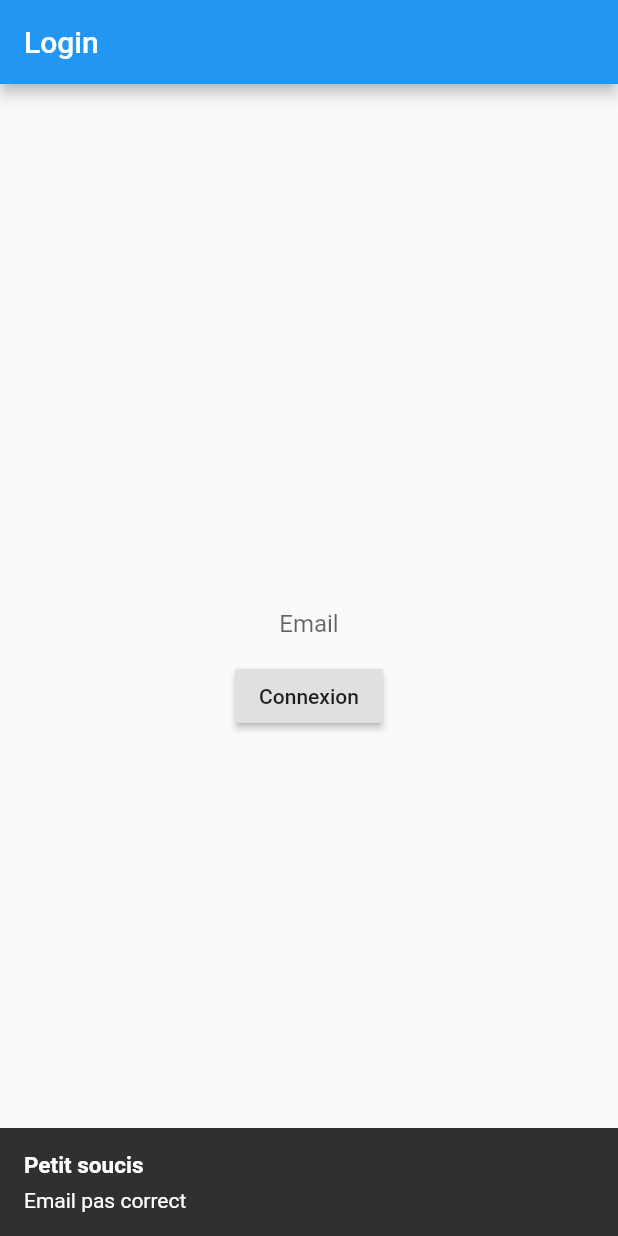
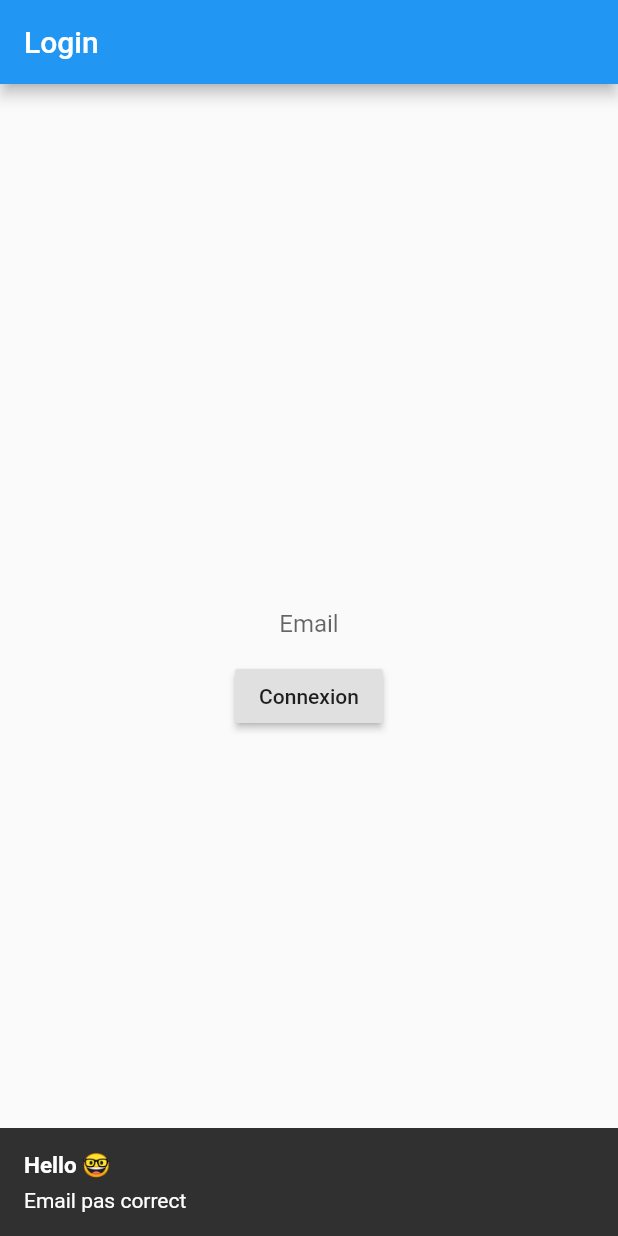
Before and after one commit to yelkamel/layou_authentification, a Flutter app: the screen it shows after launch, after a tap on "Connexion", on a phone screen of 412 x 824 dp. Run offline on Flutter 3.47's test engine with Material 2 defaults, Android fonts, the phone set to English and light mode, and no system bars; our stand-ins replace equatable, flushbar, flutter_bloc, flutter_hooks, get_it, shared_preferences; missing offline and left inert: amazon_cognito_identity_dart_2.

```diff
--- a/lib/bloc/index.dart
+++ b/lib/bloc/index.dart
@@ -43,7 +43,8 @@ class EntranceBloc extends Bloc<EntranceEvent, EntranceState> {
   }
 
   Stream<EntranceState> mapLoginToState(LoggedIn event) async* {
-    yield EntranceEnd(email: event.email);
+    userCongitoEmail = event.email;
+    yield EntranceEnd();
   }
 
   Stream<EntranceState> mapLogOutToState() async* {
--- a/lib/bloc/state.dart
+++ b/lib/bloc/state.dart
@@ -9,8 +9,4 @@ class EntranceInitial extends EntranceState {}
 
 class LoginStep extends EntranceState {}
 
-class EntranceEnd extends EntranceState {
-  final String email;
-
-  EntranceEnd({this.email});
-}
+class EntranceEnd extends EntranceState {}
--- a/lib/controller/entrance_controller.dart
+++ /dev/null
@@ -1,9 +0,0 @@
-import 'package:auth/bloc/index.dart';
-import 'package:flutter/material.dart';
-import 'package:flutter_bloc/flutter_bloc.dart';
-
-class EntranceController {
-  static getUserEmail(BuildContext context) {
-    return Text(BlocProvider.of<EntranceBloc>(context).userCongitoEmail);
-  }
-}
--- a/lib/end.dart
+++ b/lib/end.dart
@@ -1,7 +1,8 @@
-import 'package:auth/button/logout_button.dart';
 import 'package:flutter/material.dart';
+import 'package:flutter_bloc/flutter_bloc.dart';
 
-import 'controller/entrance_controller.dart';
+import 'bloc/index.dart';
+import 'widget/logout_button.dart';
 
 class TunnelEnd extends StatelessWidget {
   final String userEmail;
@@ -11,10 +12,13 @@ class TunnelEnd extends StatelessWidget {
   Widget build(BuildContext context) {
     return Scaffold(
       appBar: AppBar(
-        title: EntranceController.getUserEmail(context),
+        title: Text(BlocProvider.of<EntranceBloc>(context).userCongitoEmail),
         actions: <Widget>[LogoutButton()],
       ),
       backgroundColor: Colors.amber,
+      body: Center(
+        child: Text('Utilisateur connecté 😃'),
+      ),
     );
   }
 }
--- a/lib/main.dart
+++ b/lib/main.dart
@@ -1,12 +1,24 @@
 import 'package:auth/start.dart';
 import 'package:auth/services/locator.dart';
 import 'package:flutter/material.dart';
+import 'package:flutter/services.dart';
 import 'package:flutter_bloc/flutter_bloc.dart';
 
 import 'bloc/deleguate.dart';
 
 void main() {
   WidgetsFlutterBinding.ensureInitialized();
+
+  // Blocker l'orientation vertical
+  SystemChrome.setPreferredOrientations(
+      [DeviceOrientation.portraitUp, DeviceOrientation.portraitDown]);
+
+  // Navigation color change
+  SystemChrome.setSystemUIOverlayStyle(SystemUiOverlayStyle(
+    systemNavigationBarColor: Colors.deepOrange,
+    systemNavigationBarIconBrightness: Brightness.light,
+  ));
+
   setupLocator();
   BlocSupervisor.delegate = EntranceDelegate();
   runApp(MyApp());
--- a/lib/utils/validation.dart
+++ b/lib/services/regex.dart
@@ -1,10 +1,11 @@
-class StringValidator {
+class Regex {
   static bool isEmailValide(String email) {
     if (email.length < 5) {
       return false;
     }
-    final re = RegExp(r'^[a-zA-Z0-9]+$');
-    return !re.hasMatch(email);
+    final re = RegExp(
+        r'^(([^<>()\[\]\\.,;:\s@"]+(\.[^<>()\[\]\\.,;:\s@"]+)*)|(".+"))@((\[[0-9]{1,3}\.[0-9]{1,3}\.[0-9]{1,3}\.[0-9]{1,3}])|(([a-zA-Z\-0-9]+\.)+[a-zA-Z]{2,}))$');
+    return re.hasMatch(email);
   }
 }
 
--- a/lib/start.dart
+++ b/lib/start.dart
@@ -26,7 +26,6 @@ class TunnelStart extends StatelessWidget {
             if (state is LoginStep) {
               return ChangeNotifierProvider<LoginModel>(
                 create: (_) => LoginModel(onSuccess: (String email) {
-                  print("email $email");
                   BlocProvider.of<EntranceBloc>(context).add(
                     LoggedIn(email: email),
                   );
@@ -35,7 +34,7 @@ class TunnelStart extends StatelessWidget {
               );
             }
             if (state is EntranceEnd) {
-              return TunnelEnd(userEmail: state.email);
+              return TunnelEnd();
             }
             return Splashscreen();
           },
--- a/lib/subapp/login/model.dart
+++ b/lib/subapp/login/model.dart
@@ -1,5 +1,5 @@
 import 'package:auth/services/auth.dart';
-import 'package:auth/utils/validation.dart';
+import 'package:auth/services/regex.dart';
 import 'package:flutter/material.dart';
 import 'package:get_it/get_it.dart';
 
@@ -14,6 +14,7 @@ enum LoginState {
 enum LoginError {
   InvalidCode,
   InvalidFormatEmail,
+  EmailHasBeenSend,
   None,
 }
 
@@ -22,7 +23,7 @@ class LoginModel with ChangeNotifier {
   String email;
   LoginState state = LoginState.Init;
   LoginError error = LoginError.None;
-
+  String lastEmail = '';
   TextEditingController controller = TextEditingController();
 
   final Auth service = locator.get<Auth>();
@@ -46,17 +47,27 @@ class LoginModel with ChangeNotifier {
 
   void submitEmail() async {
     error = LoginError.None;
+    email = controller.text.trim();
 
-    if (!StringValidator.isEmailValide(controller.text)) {
+    if (!Regex.isEmailValide(email)) {
       error = LoginError.InvalidFormatEmail;
       notifyListeners();
       listenerForRetry();
       return;
     }
 
-    email = controller.text.trim();
     state = LoginState.Loading;
     notifyListeners();
+
+    // si un code a déjà était envoyer à l'addresse email
+    if (email == lastEmail) {
+      state = LoginState.NeedCode;
+      error = LoginError.EmailHasBeenSend;
+      controller.clear();
+
+      notifyListeners();
+      return;
+    }
 
     bool isSignUp = await service.signUp(email);
 
@@ -68,6 +79,7 @@ class LoginModel with ChangeNotifier {
     final bool needCode = await service.askCode(email);
 
     if (needCode) {
+      lastEmail = email;
       state = LoginState.NeedCode;
       controller.clear();
     }
--- a/lib/subapp/login/utils/error_message.dart
+++ b/lib/subapp/login/utils/error_message.dart
@@ -3,6 +3,8 @@ import '../model.dart';
 class ErrorMessage {
   static String loginError(LoginError error) {
     switch (error) {
+      case LoginError.EmailHasBeenSend:
+        return 'Email a été envoyer via bonjour@evolum.co';
       case LoginError.InvalidCode:
         return 'Code invalide';
       default:
--- a/lib/subapp/login/widget/login_hook.dart
+++ b/lib/subapp/login/widget/login_hook.dart
@@ -17,7 +17,7 @@ class LoginHook extends HookWidget {
   void createSnackBar(BuildContext context, String message) {
     Flushbar(
       duration: Duration(seconds: 3),
-      title: 'Petit soucis',
+      title: 'Hello 🤓',
       message: message,
       flushbarStyle: FlushbarStyle.GROUNDED,
     )..show(context);
@@ -28,7 +28,6 @@ class LoginHook extends HookWidget {
     // POUR LES SIDES EFFECT ! 😉
     useEffect(
       () {
-        print('model.error ${model.error}');
         if (model.error != LoginError.None) {
           scheduleMicrotask(() {
             createSnackBar(context, ErrorMessage.loginError(model.error));
--- a/lib/subapp/splashscreen/splashscreen.dart
+++ b/lib/subapp/splashscreen/splashscreen.dart
@@ -2,13 +2,8 @@ import 'package:flutter/material.dart';
 
 class Splashscreen extends StatelessWidget {
   Widget build(BuildContext context) {
-    return Scaffold(
-      appBar: AppBar(
-        title: Text('Splashscreen'),
-      ),
-      body: Center(
-        child: Placeholder(),
-      ),
+    return Center(
+      child: CircularProgressIndicator(),
     );
   }
 }
--- a/lib/button/logout_button.dart
+++ b/lib/widget/logout_button.dart
@@ -12,7 +12,10 @@ class LogoutButton extends StatelessWidget {
           LoggedOut(),
         );
       },
-      child: Icon(Icons.all_out),
+      child: Padding(
+        padding: const EdgeInsets.all(8.0),
+        child: Icon(Icons.exit_to_app),
+      ),
     );
   }
 }
```
